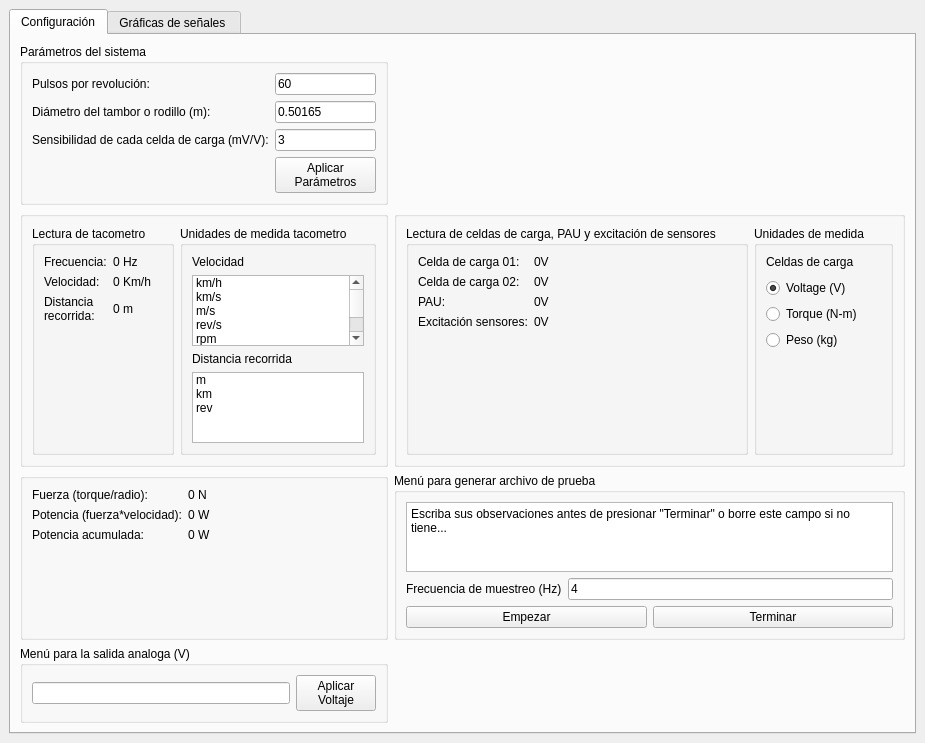
JuanNogRa/PVE_Repo, file provisional_gui.ui: the form before one commit.
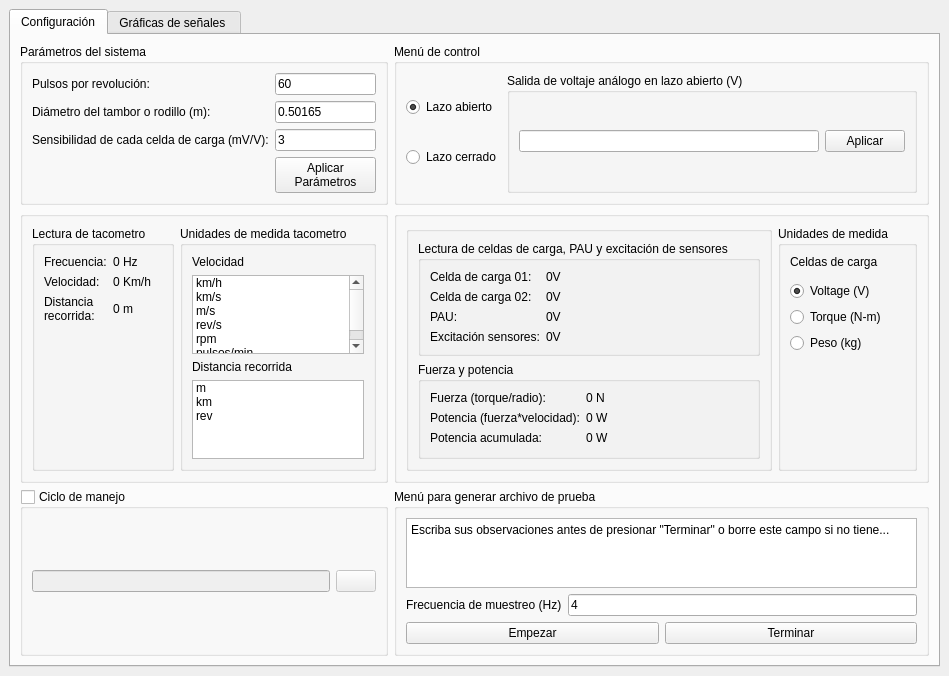
The form after the commit. Icons and pictures are not drawn.

Patch:
```diff
--- a/provisional_gui.ui
+++ b/provisional_gui.ui
@@ -6,8 +6,8 @@
    <rect>
     <x>0</x>
     <y>0</y>
-    <width>803</width>
-    <height>727</height>
+    <width>823</width>
+    <height>632</height>
    </rect>
   </property>
   <property name="windowTitle">
@@ -247,6 +247,12 @@
           </property>
           <layout class="QHBoxLayout" name="horizontalLayout_6">
            <item>
+            <widget class="QGroupBox" name="groupBox_8">
+             <property name="title">
+              <string/>
+             </property>
+             <layout class="QVBoxLayout" name="verticalLayout">
+              <item>
             <widget class="QGroupBox" name="groupBox">
              <property name="title">
               <string>Lectura de celdas de carga, PAU y excitación de sensores </string>
@@ -312,6 +318,64 @@
             </widget>
            </item>
            <item>
+               <widget class="QGroupBox" name="groupBox_11">
+                <property name="title">
+                 <string>Fuerza y potencia</string>
+                </property>
+                <layout class="QVBoxLayout" name="verticalLayout_15">
+                 <item>
+                  <layout class="QFormLayout" name="formLayout_9">
+                   <item row="0" column="0">
+                    <widget class="QLabel" name="Fuerza">
+                     <property name="text">
+                      <string>Fuerza (torque/radio):</string>
+                     </property>
+                    </widget>
+                   </item>
+                   <item row="0" column="1">
+                    <widget class="QLabel" name="Fuerza_value">
+                     <property name="text">
+                      <string>0 N</string>
+                     </property>
+                    </widget>
+                   </item>
+                   <item row="1" column="0">
+                    <widget class="QLabel" name="Potencia">
+                     <property name="text">
+                      <string>Potencia (fuerza*velocidad):</string>
+                     </property>
+                    </widget>
+                   </item>
+                   <item row="1" column="1">
+                    <widget class="QLabel" name="Potencia_value">
+                     <property name="text">
+                      <string>0 W</string>
+                     </property>
+                    </widget>
+                   </item>
+                   <item row="2" column="0">
+                    <widget class="QLabel" name="PotenciaAcu">
+                     <property name="text">
+                      <string>Potencia acumulada:</string>
+                     </property>
+                    </widget>
+                   </item>
+                   <item row="2" column="1">
+                    <widget class="QLabel" name="PotenciaAcu_value">
+                     <property name="text">
+                      <string>0 W</string>
+                     </property>
+                    </widget>
+                   </item>
+                  </layout>
+                 </item>
+                </layout>
+               </widget>
+              </item>
+             </layout>
+            </widget>
+           </item>
+           <item>
             <widget class="QGroupBox" name="groupBox_7">
              <property name="title">
               <string>Unidades de medida</string>
@@ -389,61 +453,6 @@
           </layout>
          </widget>
         </item>
-        <item row="2" column="0">
-         <widget class="QGroupBox" name="groupBox_8">
-          <property name="title">
-           <string/>
-          </property>
-          <layout class="QVBoxLayout" name="verticalLayout">
-           <item>
-            <layout class="QFormLayout" name="formLayout_9">
-             <item row="0" column="0">
-              <widget class="QLabel" name="Fuerza">
-               <property name="text">
-                <string>Fuerza (torque/radio):</string>
-               </property>
-              </widget>
-             </item>
-             <item row="0" column="1">
-              <widget class="QLabel" name="Fuerza_value">
-               <property name="text">
-                <string>0 N</string>
-               </property>
-              </widget>
-             </item>
-             <item row="1" column="0">
-              <widget class="QLabel" name="Potencia">
-               <property name="text">
-                <string>Potencia (fuerza*velocidad):</string>
-               </property>
-              </widget>
-             </item>
-             <item row="1" column="1">
-              <widget class="QLabel" name="Potencia_value">
-               <property name="text">
-                <string>0 W</string>
-               </property>
-              </widget>
-             </item>
-             <item row="2" column="0">
-              <widget class="QLabel" name="PotenciaAcu">
-               <property name="text">
-                <string>Potencia acumulada:</string>
-               </property>
-              </widget>
-             </item>
-             <item row="2" column="1">
-              <widget class="QLabel" name="PotenciaAcu_value">
-               <property name="text">
-                <string>0 W</string>
-               </property>
-              </widget>
-             </item>
-            </layout>
-           </item>
-          </layout>
-         </widget>
-        </item>
         <item row="2" column="1">
          <widget class="QGroupBox" name="groupBox_10">
           <property name="title">
@@ -496,10 +505,46 @@
           </layout>
          </widget>
         </item>
-        <item row="3" column="0">
+        <item row="0" column="1">
          <widget class="QGroupBox" name="groupBox_9">
           <property name="title">
-           <string>Menú para la salida analoga (V)</string>
+           <string>Menú de control</string>
+          </property>
+          <layout class="QHBoxLayout" name="horizontalLayout_5">
+           <item>
+            <layout class="QVBoxLayout" name="verticalLayout_13">
+             <item>
+              <widget class="QRadioButton" name="Lazo_abierto">
+               <property name="text">
+                <string>Lazo abierto</string>
+               </property>
+               <property name="checked">
+                <bool>true</bool>
+               </property>
+              </widget>
+             </item>
+             <item>
+              <widget class="QRadioButton" name="Lazo_cerrado">
+               <property name="text">
+                <string>Lazo cerrado</string>
+               </property>
+              </widget>
+             </item>
+            </layout>
+           </item>
+           <item>
+            <widget class="QGroupBox" name="OutputText">
+             <property name="enabled">
+              <bool>true</bool>
+             </property>
+             <property name="title">
+              <string>Salida de voltaje análogo en lazo abierto (V)</string>
+             </property>
+             <property name="checkable">
+              <bool>false</bool>
+             </property>
+             <property name="checked">
+              <bool>false</bool>
           </property>
           <layout class="QHBoxLayout" name="horizontalLayout_8">
            <item>
@@ -510,8 +555,43 @@
              <item>
               <widget class="QPushButton" name="Aplicar">
                <property name="text">
-                <string>Aplicar
-Voltaje</string>
+                   <string>Aplicar</string>
+                  </property>
+                 </widget>
+                </item>
+               </layout>
+              </item>
+             </layout>
+            </widget>
+           </item>
+          </layout>
+         </widget>
+        </item>
+        <item row="2" column="0">
+         <widget class="QGroupBox" name="groupBox_12">
+          <property name="title">
+           <string>Ciclo de manejo</string>
+          </property>
+          <property name="checkable">
+           <bool>true</bool>
+          </property>
+          <property name="checked">
+           <bool>false</bool>
+          </property>
+          <layout class="QVBoxLayout" name="verticalLayout_14">
+           <item>
+            <layout class="QHBoxLayout" name="horizontalLayout_7">
+             <item>
+              <widget class="QLineEdit" name="Path"/>
+             </item>
+             <item>
+              <widget class="QPushButton" name="Load_file">
+               <property name="text">
+                <string/>
+               </property>
+               <property name="icon">
+                <iconset>
+                 <normaloff>Images/Load.png</normaloff>Images/Load.png</iconset>
                </property>
               </widget>
              </item>
```
Left out of the diff: 7 changed lines with no effect on the pictures. Lines whose indentation alone changed are shown as unchanged.
